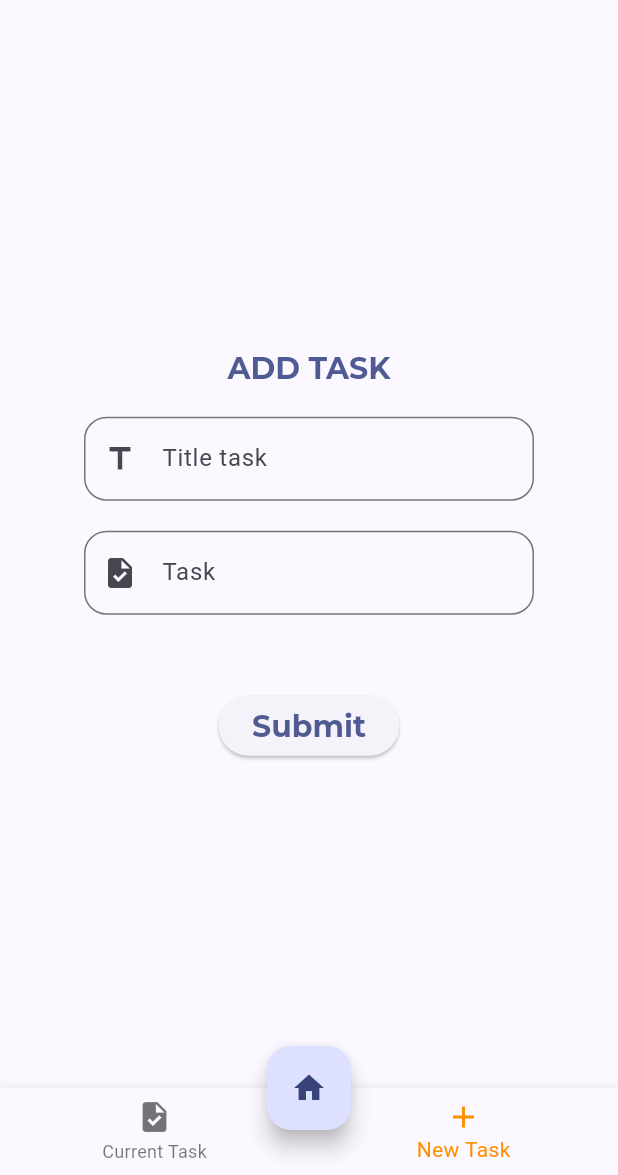
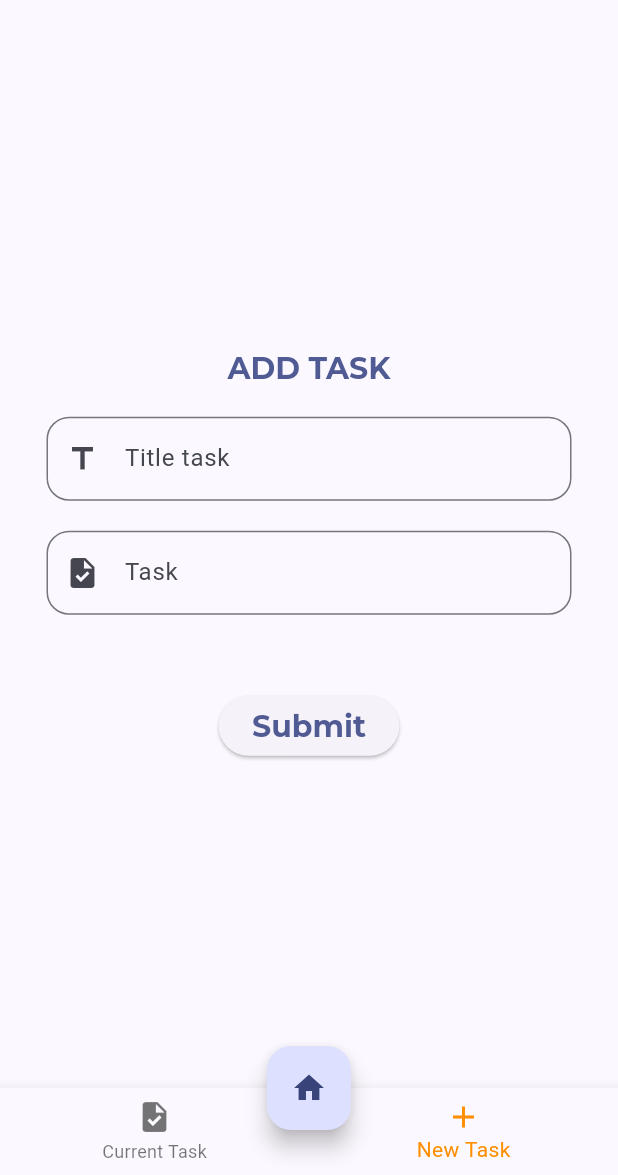
Before and after one commit to RH203/todo-app-flutter, a Flutter app: the TodoScreen screen opened directly, item 2 of the bottom bar chosen, after a tap on "Submit", on a phone screen of 412 x 824 dp, the part 61-1236 px from its top. Run offline on Flutter 3.47's test engine with Material 3 defaults, Android fonts, the phone set to English and light mode, and no system bars; our stand-ins replace google_fonts.

```diff
--- a/lib/common/widgets/fields/text_field_user.dart
+++ b/lib/common/widgets/fields/text_field_user.dart
@@ -19,7 +19,7 @@ class _TextFieldUserState extends State<TextFieldUser> {
   @override
   Widget build(BuildContext context) {
     return SizedBox(
-      width: 300,
+      width: 350,
       child: TextField(
         controller: widget.controller,
         decoration: InputDecoration(
--- a/lib/screens/current_todo.dart
+++ b/lib/screens/current_todo.dart
@@ -17,7 +17,7 @@ class _CurrentTodoState extends State<CurrentTodo> {
   List<TodoList> tasks = [];
 
   void addTask(String title, String task) {
-    TodoList newTask = TodoList(title: title, task: task);
+    TodoList newTask = TodoList();
     setState(() {
       tasks.add(newTask);
     });
```
Also changed, not shown: lib/todo/todo.dart (+11 -2 lines).
